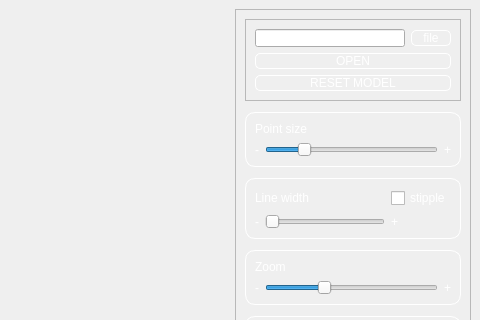
Old version of the form src/frontend/mainviewer.ui in the repository DmitryRedko/3DViewer_v1.0; both pictures show x 571 to 1051 and y 0 to 320 of the 1051 by 665 pixel window.
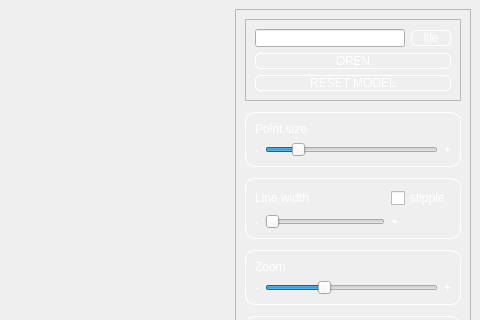
New version of the form. Custom widgets are drawn as their Qt base class.

Commit message: line type checkbox added

Patch:
```diff
--- a/src/frontend/mainviewer.ui
+++ b/src/frontend/mainviewer.ui
@@ -273,7 +273,7 @@
              </sizepolicy>
             </property>
             <property name="minimum">
-             <number>0</number>
+             <number>1</number>
             </property>
             <property name="maximum">
              <number>25</number>
```
